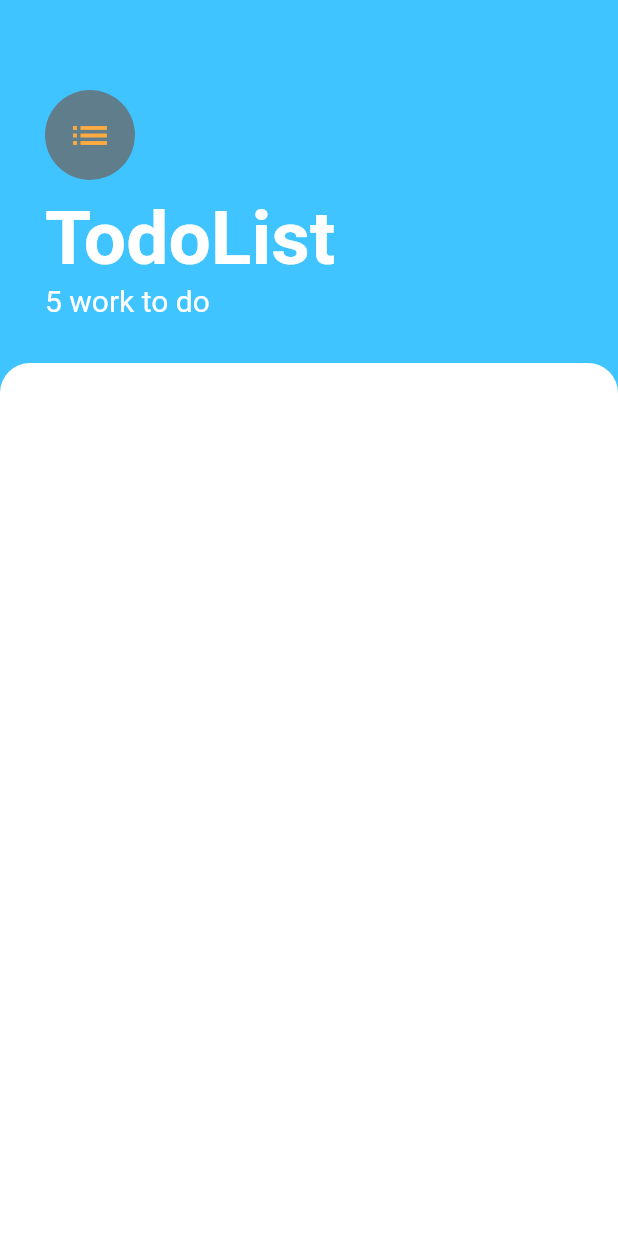
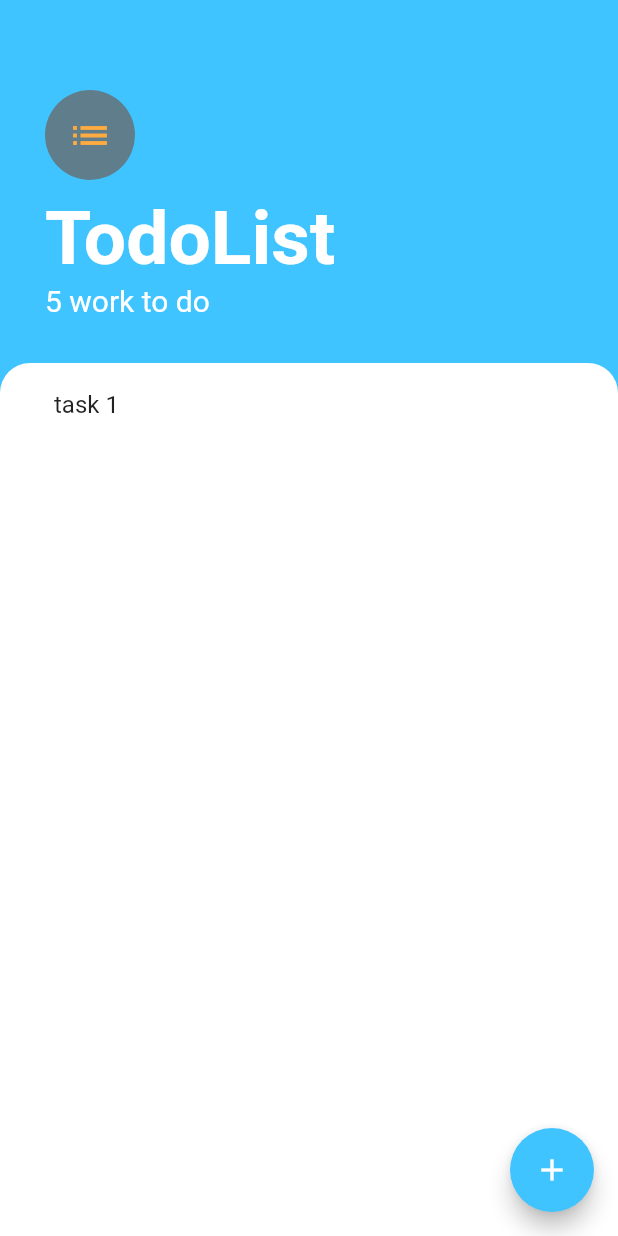
Before and after one commit to saeidbs/Todo-App, a Flutter app: the screen it shows after launch, on a phone screen of 412 x 824 dp. Run offline on Flutter 3.47's test engine with Material 2 defaults, Android fonts, the phone set to English and light mode, and no system bars.

Commit message:
add_task_screen

```diff
--- a/todo_app/lib/todo_screen.dart
+++ b/todo_app/lib/todo_screen.dart
@@ -1,4 +1,6 @@
 import 'package:flutter/material.dart';
+import 'package:todo_app/add_task_screen.dart';
+import 'package:todo_app/widget/TaskList.dart';
 
 
 class TodoScreen extends StatefulWidget {
@@ -12,6 +14,22 @@ class _TodoScreenState extends State<TodoScreen> {
   Widget build(BuildContext context) {
     return Scaffold(
       backgroundColor: Colors.lightBlueAccent,
+      floatingActionButton: FloatingActionButton(
+        backgroundColor: Colors.lightBlueAccent,
+        child: Icon(Icons.add),
+        onPressed: (){
+          showModalBottomSheet(context: context,
+          builder: (context)=>SingleChildScrollView(
+          child: Container(
+          color: Colors.orangeAccent,
+            padding: EdgeInsets.only(bottom: MediaQuery.of(context).viewInsets.bottom),
+            child: AddTaskScreen(),
+          ),
+          )
+
+          );
+        },
+      ),
       body: Column(
         crossAxisAlignment: CrossAxisAlignment.start,
       children: <Widget>[
@@ -62,6 +80,7 @@ class _TodoScreenState extends State<TodoScreen> {
               topRight: Radius.circular(20.0)
             )
             ),
+            child: TaskList(),
           ),
         )
       ],),
--- /dev/null
+++ b/todo_app/lib/widget/TaskList.dart
@@ -0,0 +1,27 @@
+import 'package:flutter/material.dart';
+
+
+class TaskList extends StatefulWidget {
+  List<ListTile> list=[
+    ListTile(
+      title: Text("task 1"),
+    onTap:()=> print("amir kiri"),)
+
+  ];
+  @override
+  _TaskListState createState() => _TaskListState();
+}
+
+class _TaskListState extends State<TaskList> {
+  @override
+  Widget build(BuildContext context) {
+    return ListView.builder(
+      itemBuilder: (context,index){
+
+      return widget.list[index];
+      },
+      itemCount: widget.list.length,
+
+    );
+  }
+}
```
Also changed, not shown: todo_app/lib/add_task_screen.dart (added, +56 -0 lines).
